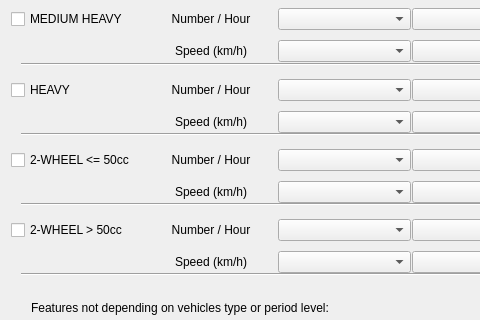
This is tools/ui_SourceDetailsRoads.ui in pierluigiderosa/openoise as Qt 5 draws it before an edit; both pictures show x 0 to 480 and y 183 to 503 of the 832 by 671 pixel window. The edited form follows.
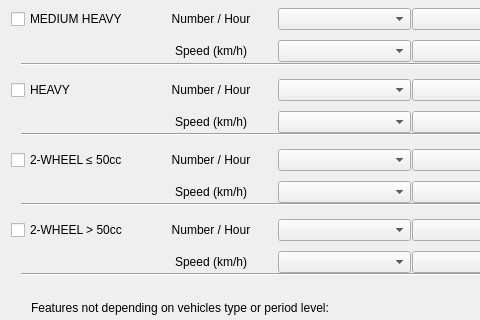
This is the edited form. The open tabs and pages were chosen to show the change. Custom widgets are drawn as their Qt base class.

Patch:
```diff
--- a/tools/ui_SourceDetailsRoads.ui
+++ b/tools/ui_SourceDetailsRoads.ui
@@ -1208,7 +1208,7 @@
              <bool>false</bool>
             </property>
             <property name="text">
-             <string>2-WHEEL &lt;= 50cc</string>
+             <string>2-WHEEL ≤ 50cc</string>
             </property>
            </widget>
           </item>
```
Left out of the diff: 2 changed lines with no effect on the pictures.
